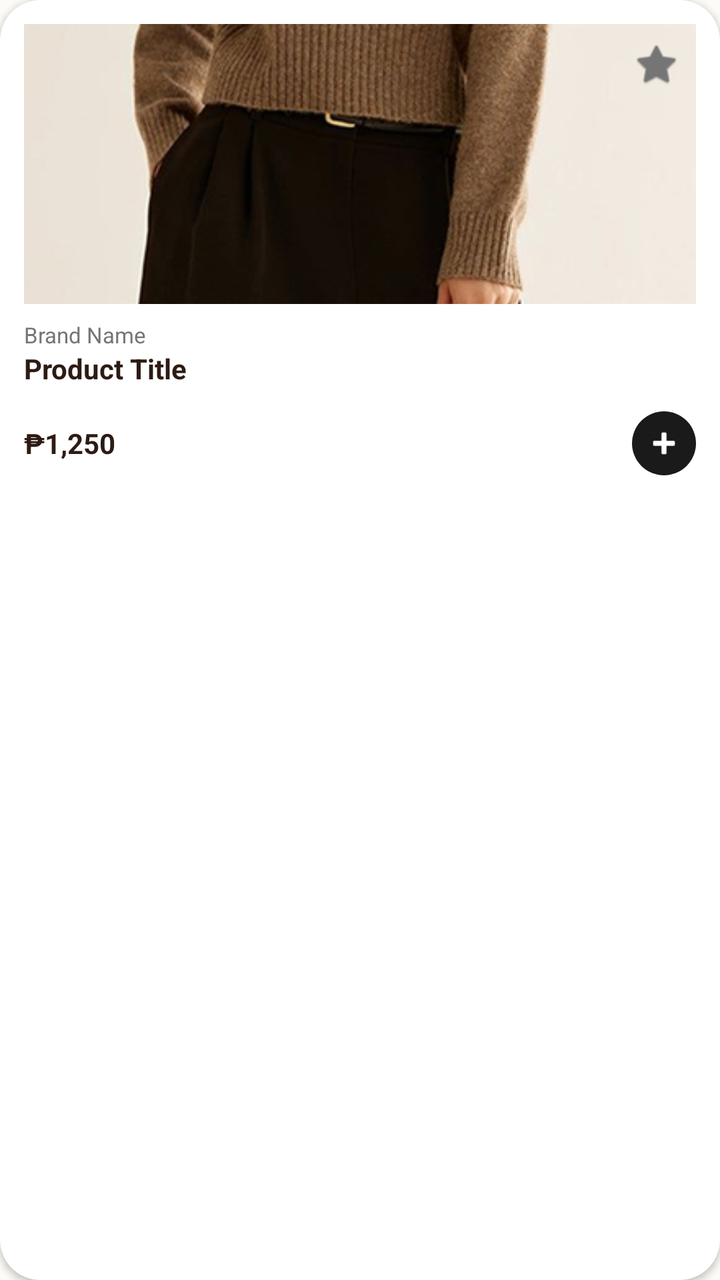
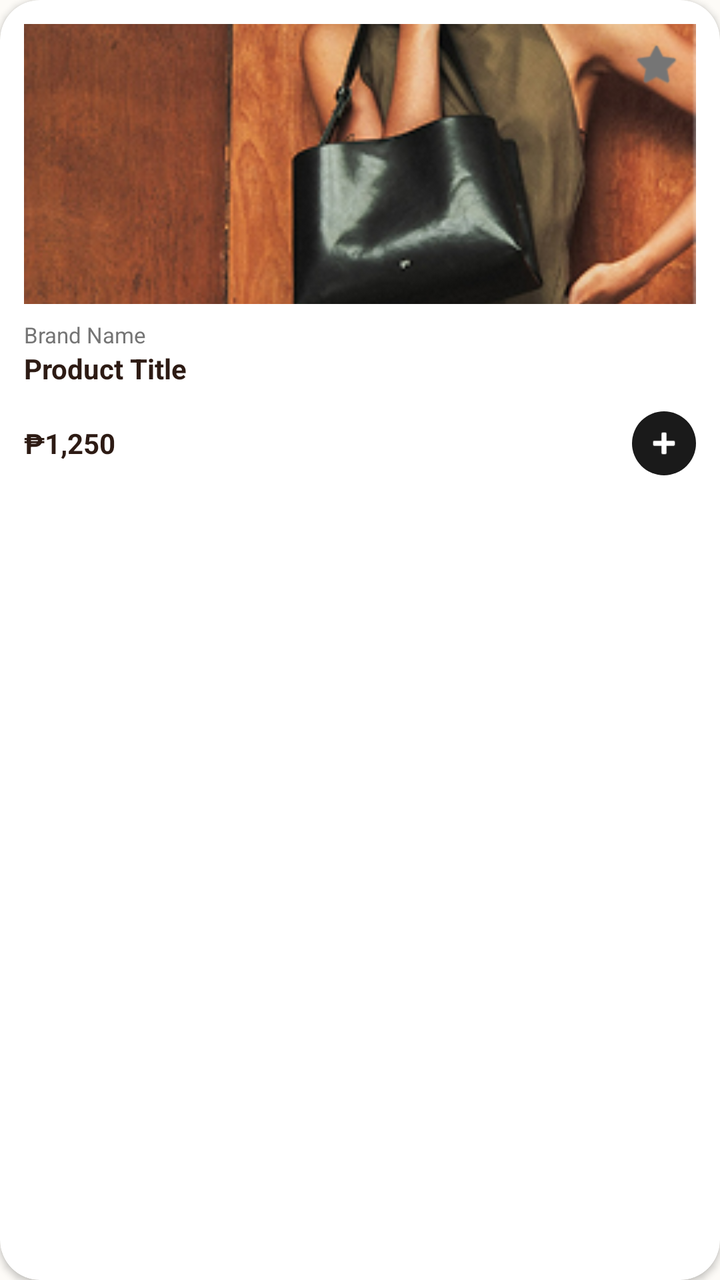

Before-and-after screenshots of an Android layout around one commit, followed by the original layout XML and the change that was made.
<!-- AndroidManifest.xml: application theme Theme.HABICEB_ARES_FINALPROJECT -->
<!-- res/layout/item_product.xml -->
<?xml version="1.0" encoding="utf-8"?>
<androidx.cardview.widget.CardView xmlns:android="http://schemas.android.com/apk/res/android"
    xmlns:app="http://schemas.android.com/apk/res-auto"
    android:layout_width="180dp"
    android:layout_height="wrap_content"
    android:layout_margin="8dp"
    app:cardCornerRadius="20dp"
    app:cardElevation="2dp"
    app:cardBackgroundColor="@color/white">

    <LinearLayout
        android:layout_width="match_parent"
        android:layout_height="wrap_content"
        android:orientation="vertical"
        android:padding="12dp">

        <RelativeLayout
            android:layout_width="match_parent"
            android:layout_height="140dp">

            <ImageView
                android:id="@+id/ivProduct"
                android:layout_width="match_parent"
                android:layout_height="match_parent"
                android:scaleType="centerCrop"
                android:src="@drawable/model_bag" />

            <ImageView
                android:id="@+id/ivStar"
                android:layout_width="24dp"
                android:layout_height="24dp"
                android:layout_alignParentEnd="true"
                android:layout_margin="8dp"
                android:src="@android:drawable/btn_star_big_off"
                app:tint="@color/premium_gray_dark"
                android:clickable="true"
                android:focusable="true" />
        </RelativeLayout>

        <TextView
            android:id="@+id/tvBrand"
            android:layout_width="wrap_content"
            android:layout_height="wrap_content"
            android:layout_marginTop="8dp"
            android:text="Brand Name"
            android:textColor="@color/premium_gray_dark"
            android:textSize="11sp" />

        <TextView
            android:id="@+id/tvProductName"
            android:layout_width="match_parent"
            android:layout_height="wrap_content"
            android:ellipsize="end"
            android:maxLines="1"
            android:text="Product Title"
            android:textColor="@color/premium_brown"
            android:textSize="14sp"
            android:textStyle="bold" />

        <LinearLayout
            android:layout_width="match_parent"
            android:layout_height="wrap_content"
            android:layout_marginTop="12dp"
            android:gravity="center_vertical"
            android:orientation="horizontal">

            <TextView
                android:id="@+id/tvPrice"
                android:layout_width="0dp"
                android:layout_height="wrap_content"
                android:layout_weight="1"
                android:text="₱1,250"
                android:textColor="@color/premium_brown"
                android:textSize="14sp"
                android:textStyle="bold" />

            <ImageButton
                android:id="@+id/btnAddToCart"
                android:layout_width="32dp"
                android:layout_height="32dp"
                android:background="@drawable/nav_bar_bg"
                android:src="@android:drawable/ic_input_add"
                app:tint="@color/white"
                android:padding="6dp"
                android:scaleType="fitCenter"/>
        </LinearLayout>
    </LinearLayout>
</androidx.cardview.widget.CardView>
<!-- resources referenced by this layout -->
<resources>
  <color name="premium_brown">#2D1B14</color>
  <color name="premium_gray_dark">#757575</color>
  <color name="white">#FFFFFF</color>
  <!-- drawable model_bag: png bitmap (drawable, 337864 bytes) -->
  <!-- drawable nav_bar_bg (drawable) -->
  <?xml version="1.0" encoding="utf-8"?>
  <shape xmlns:android="http://schemas.android.com/apk/res/android">
      <solid android:color="@color/black" />
      <corners android:radius="100dp" />
  </shape>
  <style name="Theme.HABICEB_ARES_FINALPROJECT" parent="Base.Theme.HABICEB_ARES_FINALPROJECT" />
  <color name="black">#1A1A1A</color>
  <style name="Base.Theme.HABICEB_ARES_FINALPROJECT" parent="Theme.Material3.DayNight.NoActionBar">
          <item name="colorPrimary">@color/premium_brown</item>
          <item name="android:windowBackground">@color/premium_cream</item>
          <item name="android:statusBarColor">@color/premium_cream</item>
          <item name="android:windowLightStatusBar">true</item>
      </style>
  <color name="premium_cream">#FDFBF7</color>
</resources>

<!-- the commit's change to res/layout/item_product.xml (unified diff, before → after) -->
@@ -23,7 +23,7 @@
                 android:layout_width="match_parent"
                 android:layout_height="match_parent"
                 android:scaleType="centerCrop"
-                android:src="@drawable/model_bag" />
+                android:src="@drawable/bag1" />
 
             <ImageView
                 android:id="@+id/ivStar"
<!-- resource entries referenced after the edit -->
@@ -3,7 +3,7 @@
   <color name="premium_brown">#2D1B14</color>
   <color name="premium_gray_dark">#757575</color>
   <color name="white">#FFFFFF</color>
-  <!-- drawable model_bag: png bitmap (drawable, 337864 bytes) -->
+  <!-- drawable bag1: png bitmap (drawable, 167168 bytes) -->
   <!-- drawable nav_bar_bg (drawable) -->
   <?xml version="1.0" encoding="utf-8"?>
   <shape xmlns:android="http://schemas.android.com/apk/res/android">
